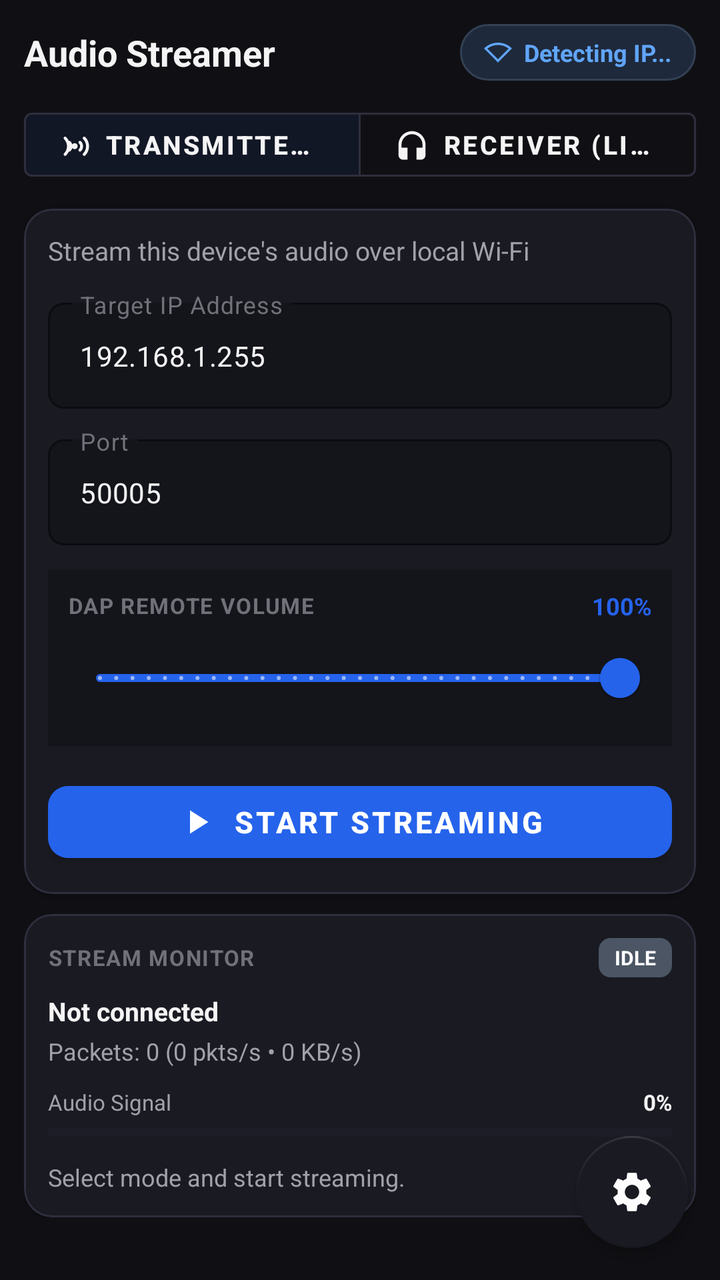
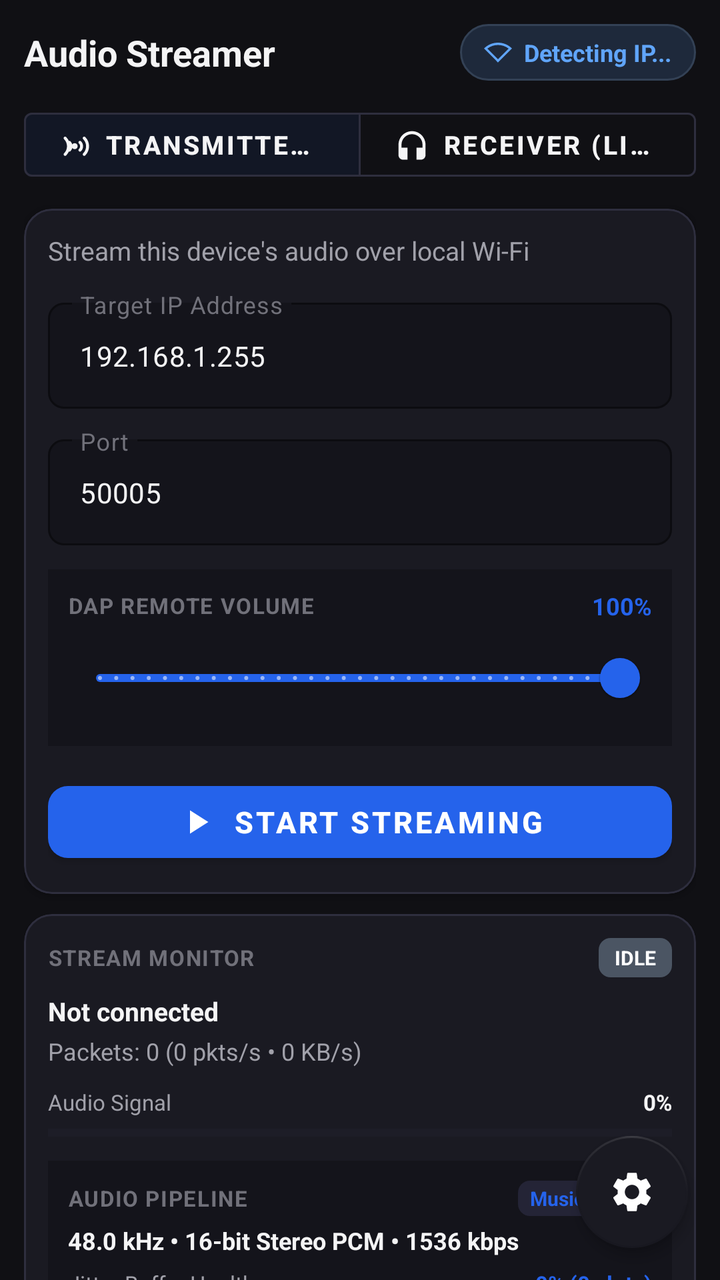

Before-and-after screenshots of an Android layout around one commit, followed by the original layout XML and the change that was made.
<!-- AndroidManifest.xml: application theme Theme.AudioStreamer -->
<!-- res/layout/activity_main.xml -->
<?xml version="1.0" encoding="utf-8"?>
<androidx.coordinatorlayout.widget.CoordinatorLayout
    xmlns:android="http://schemas.android.com/apk/res/android"
    xmlns:app="http://schemas.android.com/apk/res-auto"
    android:id="@+id/root_layout"
    android:layout_width="match_parent"
    android:layout_height="match_parent"
    android:fitsSystemWindows="true"
    android:background="@color/bg_screen">

    <ScrollView
        android:layout_width="match_parent"
        android:layout_height="match_parent"
        android:fillViewport="true"
        android:clipToPadding="false"
        android:paddingBottom="88dp"
        android:scrollbars="none">

        <LinearLayout
            android:layout_width="match_parent"
            android:layout_height="wrap_content"
            android:gravity="center_horizontal"
            android:orientation="vertical">

            <LinearLayout
                android:layout_width="match_parent"
                android:layout_height="wrap_content"
                android:maxWidth="@dimen/content_max_width"
                android:orientation="vertical"
                android:padding="@dimen/screen_padding">

                
                <LinearLayout
                    android:layout_width="match_parent"
                    android:layout_height="wrap_content"
                    android:orientation="horizontal"
                    android:gravity="center_vertical"
                    android:layout_marginBottom="@dimen/card_spacing">

                    <TextView
                        android:id="@+id/tv_title"
                        android:layout_width="0dp"
                        android:layout_height="wrap_content"
                        android:layout_weight="1"
                        android:text="@string/app_name"
                        android:textSize="@dimen/title_text_size"
                        android:textStyle="bold"
                        android:textColor="@color/text_primary" />

                    
                    <LinearLayout
                        android:id="@+id/layout_ip_pill"
                        android:layout_width="wrap_content"
                        android:layout_height="wrap_content"
                        android:orientation="horizontal"
                        android:gravity="center_vertical"
                        android:background="@drawable/bg_ip_pill"
                        android:paddingStart="12dp"
                        android:paddingEnd="12dp"
                        android:paddingTop="6dp"
                        android:paddingBottom="6dp"
                        android:clickable="true"
                        android:focusable="true">

                        <ImageView
                            android:layout_width="14dp"
                            android:layout_height="14dp"
                            android:src="@drawable/ic_wifi"
                            android:layout_marginEnd="6dp"
                            app:tint="@color/pill_text" />

                        <TextView
                            android:id="@+id/tv_header_ip"
                            android:layout_width="wrap_content"
                            android:layout_height="wrap_content"
                            android:text="Detecting IP..."
                            android:textSize="12sp"
                            android:textStyle="bold"
                            android:textColor="@color/pill_text" />
                    </LinearLayout>
                </LinearLayout>

                
                <com.google.android.material.button.MaterialButtonToggleGroup
                    android:id="@+id/toggle_mode_group"
                    android:layout_width="match_parent"
                    android:layout_height="@dimen/toggle_height"
                    android:layout_marginBottom="@dimen/card_spacing"
                    app:singleSelection="true"
                    app:selectionRequired="true"
                    app:checkedButton="@+id/btn_mode_transmitter">

                    <com.google.android.material.button.MaterialButton
                        android:id="@+id/btn_mode_transmitter"
                        style="?attr/materialButtonOutlinedStyle"
                        android:layout_width="0dp"
                        android:layout_height="match_parent"
                        android:layout_weight="1"
                        android:text="@string/mode_transmitter"
                        android:textSize="13sp"
                        android:textStyle="bold"
                        android:textColor="@color/text_primary"
                        app:strokeColor="@color/card_stroke"
                        app:icon="@drawable/ic_transmitter"
                        app:iconTint="@color/text_primary"
                        app:iconGravity="textStart"
                        app:iconPadding="6dp"
                        app:iconSize="18dp" />

                    <com.google.android.material.button.MaterialButton
                        android:id="@+id/btn_mode_receiver"
                        style="?attr/materialButtonOutlinedStyle"
                        android:layout_width="0dp"
                        android:layout_height="match_parent"
                        android:layout_weight="1"
                        android:text="@string/mode_receiver"
                        android:textSize="13sp"
                        android:textStyle="bold"
                        android:textColor="@color/text_primary"
                        app:strokeColor="@color/card_stroke"
                        app:icon="@drawable/ic_receiver"
                        app:iconTint="@color/text_primary"
                        app:iconGravity="textStart"
                        app:iconPadding="6dp"
                        app:iconSize="18dp" />
                </com.google.android.material.button.MaterialButtonToggleGroup>

                
                <com.google.android.material.card.MaterialCardView
                    android:id="@+id/card_config"
                    android:layout_width="match_parent"
                    android:layout_height="wrap_content"
                    android:layout_marginBottom="@dimen/card_spacing"
                    app:cardCornerRadius="14dp"
                    app:cardElevation="1dp"
                    app:strokeColor="@color/card_stroke"
                    app:strokeWidth="1dp"
                    app:cardBackgroundColor="@color/card_bg">

                    <LinearLayout
                        android:layout_width="match_parent"
                        android:layout_height="wrap_content"
                        android:orientation="vertical"
                        android:padding="@dimen/card_inner_padding">

                        <TextView
                            android:id="@+id/tv_mode_guide"
                            android:layout_width="match_parent"
                            android:layout_height="wrap_content"
                            android:text="Stream this device's audio over local Wi-Fi"
                            android:textSize="13sp"
                            android:textColor="@color/text_secondary"
                            android:layout_marginBottom="12dp" />

                        
                        <com.google.android.material.textfield.TextInputLayout
                            android:id="@+id/til_target_ip"
                            android:layout_width="match_parent"
                            android:layout_height="wrap_content"
                            android:layout_marginBottom="10dp"
                            android:hint="@string/target_ip_hint"
                            android:textColorHint="@color/text_hint"
                            app:hintTextColor="@color/primary"
                            app:boxBackgroundColor="@color/input_bg"
                            app:boxStrokeColor="@color/primary"
                            app:boxCornerRadiusBottomEnd="8dp"
                            app:boxCornerRadiusBottomStart="8dp"
                            app:boxCornerRadiusTopEnd="8dp"
                            app:boxCornerRadiusTopStart="8dp"
                            style="@style/Widget.MaterialComponents.TextInputLayout.OutlinedBox">

                            <com.google.android.material.textfield.TextInputEditText
                                android:id="@+id/et_target_ip"
                                android:layout_width="match_parent"
                                android:layout_height="wrap_content"
                                android:inputType="textUri"
                                android:textSize="14sp"
                                android:textColor="@color/text_primary"
                                android:textColorHint="@color/text_hint"
                                android:text="192.168.1.255" />
                        </com.google.android.material.textfield.TextInputLayout>

                        
                        <com.google.android.material.textfield.TextInputLayout
                            android:id="@+id/til_port"
                            android:layout_width="match_parent"
                            android:layout_height="wrap_content"
                            android:layout_marginBottom="12dp"
                            android:hint="@string/port_hint"
                            android:textColorHint="@color/text_hint"
                            app:hintTextColor="@color/primary"
                            app:boxBackgroundColor="@color/input_bg"
                            app:boxStrokeColor="@color/primary"
                            app:boxCornerRadiusBottomEnd="8dp"
                            app:boxCornerRadiusBottomStart="8dp"
                            app:boxCornerRadiusTopEnd="8dp"
                            app:boxCornerRadiusTopStart="8dp"
                            style="@style/Widget.MaterialComponents.TextInputLayout.OutlinedBox">

                            <com.google.android.material.textfield.TextInputEditText
                                android:id="@+id/et_port"
                                android:layout_width="match_parent"
                                android:layout_height="wrap_content"
                                android:inputType="number"
                                android:textSize="14sp"
                                android:textColor="@color/text_primary"
                                android:textColorHint="@color/text_hint"
                                android:text="50005" />
                        </com.google.android.material.textfield.TextInputLayout>

                        
                        <LinearLayout
                            android:id="@+id/layout_volume_control"
                            android:layout_width="match_parent"
                            android:layout_height="wrap_content"
                            android:orientation="vertical"
                            android:background="@color/input_bg"
                            android:padding="10dp"
                            android:layout_marginBottom="14dp">

                            <LinearLayout
                                android:layout_width="match_parent"
                                android:layout_height="wrap_content"
                                android:orientation="horizontal"
                                android:gravity="center_vertical"
                                android:layout_marginBottom="4dp">

                                <TextView
                                    android:layout_width="0dp"
                                    android:layout_height="wrap_content"
                                    android:layout_weight="1"
                                    android:text="DAP REMOTE VOLUME"
                                    android:textSize="11sp"
                                    android:textStyle="bold"
                                    android:textColor="@color/text_hint"
                                    android:letterSpacing="0.05" />

                                <TextView
                                    android:id="@+id/tv_remote_vol_label"
                                    android:layout_width="wrap_content"
                                    android:layout_height="wrap_content"
                                    android:text="100%"
                                    android:textSize="12sp"
                                    android:textStyle="bold"
                                    android:textColor="@color/primary" />
                            </LinearLayout>

                            
                            <com.google.android.material.slider.Slider
                                android:id="@+id/slider_remote_vol"
                                android:layout_width="match_parent"
                                android:layout_height="wrap_content"
                                android:valueFrom="0.0"
                                android:valueTo="100.0"
                                android:stepSize="1.0"
                                android:value="100.0"
                                app:thumbColor="@color/primary"
                                app:trackColorActive="@color/primary"
                                app:trackColorInactive="#2A2A38" />
                        </LinearLayout>

                        
                        <com.google.android.material.button.MaterialButton
                            android:id="@+id/btn_action"
                            android:layout_width="match_parent"
                            android:layout_height="@dimen/btn_height"
                            android:text="@string/start_stream"
                            android:textSize="15sp"
                            android:textStyle="bold"
                            android:textColor="@color/white"
                            app:cornerRadius="10dp"
                            app:icon="@drawable/ic_play"
                            app:iconTint="@color/white"
                            app:iconGravity="textStart"
                            app:iconPadding="8dp"
                            app:iconSize="20dp" />

                    </LinearLayout>
                </com.google.android.material.card.MaterialCardView>

                
                <com.google.android.material.card.MaterialCardView
                    android:id="@+id/card_telemetry"
                    android:layout_width="match_parent"
                    android:layout_height="wrap_content"
                    app:cardCornerRadius="14dp"
                    app:cardElevation="1dp"
                    app:strokeColor="@color/card_stroke"
                    app:strokeWidth="1dp"
                    app:cardBackgroundColor="@color/card_bg">

                    <LinearLayout
                        android:layout_width="match_parent"
                        android:layout_height="wrap_content"
                        android:orientation="vertical"
                        android:padding="@dimen/card_inner_padding">

                        
                        <LinearLayout
                            android:layout_width="match_parent"
                            android:layout_height="wrap_content"
                            android:orientation="horizontal"
                            android:gravity="center_vertical"
                            android:layout_marginBottom="8dp">

                            <TextView
                                android:layout_width="0dp"
                                android:layout_height="wrap_content"
                                android:layout_weight="1"
                                android:text="STREAM MONITOR"
                                android:textSize="11sp"
                                android:textStyle="bold"
                                android:textColor="@color/text_hint"
                                android:letterSpacing="0.05" />

                            <TextView
                                android:id="@+id/tv_badge_status"
                                android:layout_width="wrap_content"
                                android:layout_height="wrap_content"
                                android:text="IDLE"
                                android:textSize="10sp"
                                android:textStyle="bold"
                                android:paddingStart="8dp"
                                android:paddingEnd="8dp"
                                android:paddingTop="3dp"
                                android:paddingBottom="3dp"
                                android:textColor="@color/white"
                                android:background="@drawable/bg_badge"
                                android:backgroundTint="@color/status_gray" />
                        </LinearLayout>

                        
                        <TextView
                            android:id="@+id/tv_endpoint_info"
                            android:layout_width="match_parent"
                            android:layout_height="wrap_content"
                            android:text="Not connected"
                            android:textSize="13sp"
                            android:textStyle="bold"
                            android:textColor="@color/text_primary"
                            android:layout_marginBottom="3dp" />

                        
                        <TextView
                            android:id="@+id/tv_packets_stat"
                            android:layout_width="match_parent"
                            android:layout_height="wrap_content"
                            android:text="Packets: 0 (0 pkts/s • 0 KB/s)"
                            android:textSize="12sp"
                            android:textColor="@color/text_secondary"
                            android:layout_marginBottom="10dp" />

                        
                        <LinearLayout
                            android:layout_width="match_parent"
                            android:layout_height="wrap_content"
                            android:orientation="horizontal"
                            android:gravity="center_vertical"
                            android:layout_marginBottom="4dp">

                            <TextView
                                android:layout_width="0dp"
                                android:layout_height="wrap_content"
                                android:layout_weight="1"
                                android:text="Audio Signal"
                                android:textSize="11sp"
                                android:textColor="@color/text_secondary" />

                            <TextView
                                android:id="@+id/tv_audio_level_val"
                                android:layout_width="wrap_content"
                                android:layout_height="wrap_content"
                                android:text="0%"
                                android:textSize="11sp"
                                android:textStyle="bold"
                                android:textColor="@color/text_primary" />
                        </LinearLayout>

                        <ProgressBar
                            android:id="@+id/pb_audio_level"
                            style="?android:attr/progressBarStyleHorizontal"
                            android:layout_width="match_parent"
                            android:layout_height="@dimen/progress_height"
                            android:max="100"
                            android:progress="0"
                            android:progressBackgroundTint="#272732"
                            android:progressTint="@color/status_green"
                            android:layout_marginBottom="10dp" />

                        
                        <TextView
                            android:id="@+id/tv_diagnostic_tip"
                            android:layout_width="match_parent"
                            android:layout_height="wrap_content"
                            android:text="Select mode and start streaming."
                            android:textSize="12sp"
                            android:textColor="@color/text_secondary"
                            android:lineSpacingMultiplier="1.15" />

                    </LinearLayout>
                </com.google.android.material.card.MaterialCardView>

            </LinearLayout>
        </LinearLayout>
    </ScrollView>

    
    <com.google.android.material.floatingactionbutton.FloatingActionButton
        android:id="@+id/fab_settings"
        android:layout_width="wrap_content"
        android:layout_height="wrap_content"
        android:layout_gravity="bottom|end"
        android:layout_marginEnd="16dp"
        android:layout_marginBottom="16dp"
        app:srcCompat="@drawable/ic_settings"
        app:tint="@color/white"
        app:backgroundTint="@color/card_bg"
        app:rippleColor="@color/primary"
        app:borderWidth="1dp"
        app:elevation="4dp"
        android:contentDescription="Settings" />

</androidx.coordinatorlayout.widget.CoordinatorLayout>
<!-- resources referenced by this layout -->
<resources>
  <color name="bg_screen">#101014</color>
  <color name="card_bg">#1A1A22</color>
  <color name="card_stroke">#2E2E3E</color>
  <color name="input_bg">#14141B</color>
  <color name="pill_text">#60A5FA</color>
  <color name="primary">#2563EB</color>
  <color name="status_gray">#4B5563</color>
  <color name="status_green">#10B981</color>
  <color name="text_hint">#71717A</color>
  <color name="text_primary">#F4F4F5</color>
  <color name="text_secondary">#A1A1AA</color>
  <color name="white">#FFFFFFFF</color>
  <dimen name="btn_height">48dp</dimen>
  <dimen name="card_inner_padding">12dp</dimen>
  <dimen name="card_spacing">10dp</dimen>
  <dimen name="content_max_width">520dp</dimen>
  <dimen name="progress_height">8dp</dimen>
  <dimen name="screen_padding">12dp</dimen>
  <dimen name="title_text_size">18sp</dimen>
  <dimen name="toggle_height">44dp</dimen>
  <!-- drawable bg_badge (drawable) -->
  <?xml version="1.0" encoding="utf-8"?>
  <shape xmlns:android="http://schemas.android.com/apk/res/android"
      android:shape="rectangle">
      <corners android:radius="6dp" />
      <solid android:color="#757575" />
  </shape>
  <!-- drawable bg_ip_pill (drawable) -->
  <?xml version="1.0" encoding="utf-8"?>
  <shape xmlns:android="http://schemas.android.com/apk/res/android"
      android:shape="rectangle">
      <corners android:radius="20dp" />
      <solid android:color="@color/pill_bg" />
      <stroke android:width="1dp" android:color="@color/pill_stroke" />
  </shape>
  <!-- drawable ic_play (drawable) -->
  <vector xmlns:android="http://schemas.android.com/apk/res/android"
      android:width="24dp"
      android:height="24dp"
      android:viewportWidth="24"
      android:viewportHeight="24">
      <path
          android:fillColor="#FFFFFFFF"
          android:pathData="M8,5v14l11,-7z"/>
  </vector>
  <!-- drawable ic_receiver (drawable) -->
  <vector xmlns:android="http://schemas.android.com/apk/res/android"
      android:width="24dp"
      android:height="24dp"
      android:viewportWidth="24"
      android:viewportHeight="24">
      <path
          android:fillColor="#FFFFFFFF"
          android:pathData="M12,3c-4.97,0 -9,4.03 -9,9v7c0,1.66 1.34,3 3,3h3v-8L5,14v-2c0,-3.87 3.13,-7 7,-7s7,3.13 7,7v2l-4,0v8h3c1.66,0 3,-1.34 3,-3v-7c0,-4.97 -4.03,-9 -9,-9z"/>
  </vector>
  <!-- drawable ic_wifi (drawable) -->
  <vector xmlns:android="http://schemas.android.com/apk/res/android"
      android:width="24dp"
      android:height="24dp"
      android:viewportWidth="24"
      android:viewportHeight="24">
      <path
          android:fillColor="#FF1976D2"
          android:pathData="M12,4C7.31,4 3.07,5.9 0,8.98L12,21 24,8.98C20.93,5.9 16.69,4 12,4zM2.92,9.07C5.51,7.08 8.67,6 12,6s6.49,1.08 9.08,3.07L12,18.17 2.92,9.07z"/>
  </vector>
  <string name="app_name">Audio Streamer</string>
  <string name="mode_receiver">Receiver (Listen)</string>
  <string name="mode_transmitter">Transmitter (Send)</string>
  <string name="port_hint">Port</string>
  <string name="start_stream">Start Streaming</string>
  <string name="target_ip_hint">Target IP Address</string>
  <style name="Theme.AudioStreamer" parent="Theme.MaterialComponents.NoActionBar">
          <item name="colorPrimary">@color/primary</item>
          <item name="colorPrimaryVariant">@color/primary_variant</item>
          <item name="colorOnPrimary">@color/white</item>
          <item name="colorSecondary">@color/secondary</item>
          <item name="colorSecondaryVariant">@color/secondary_variant</item>
          <item name="colorOnSecondary">@color/white</item>
          <item name="android:windowBackground">@color/bg_screen</item>
          <item name="android:statusBarColor">@color/bg_screen</item>
          <item name="android:navigationBarColor">@color/bg_screen</item>
          <item name="android:windowLightStatusBar">false</item>
      </style>
  <color name="pill_bg">#1E293B</color>
  <color name="pill_stroke">#334155</color>
  <color name="primary_variant">#1D4ED8</color>
  <color name="secondary">#0D9488</color>
  <color name="secondary_variant">#0F766E</color>
  <!-- unchanged entries left out for length: 2 -->
</resources>

<!-- the commit's change to res/layout/activity_main.xml (unified diff, before → after) -->
@@ -388,6 +388,95 @@
                             android:layout_marginBottom="10dp" />
 
                         
+                        <LinearLayout
+                            android:id="@+id/layout_pipeline_details"
+                            android:layout_width="match_parent"
+                            android:layout_height="wrap_content"
+                            android:orientation="vertical"
+                            android:background="@color/input_bg"
+                            android:padding="10dp"
+                            android:layout_marginBottom="10dp">
+
+                            <LinearLayout
+                                android:layout_width="match_parent"
+                                android:layout_height="wrap_content"
+                                android:orientation="horizontal"
+                                android:gravity="center_vertical"
+                                android:layout_marginBottom="4dp">
+
+                                <TextView
+                                    android:layout_width="0dp"
+                                    android:layout_height="wrap_content"
+                                    android:layout_weight="1"
+                                    android:text="AUDIO PIPELINE"
+                                    android:textSize="11sp"
+                                    android:textStyle="bold"
+                                    android:textColor="@color/text_hint"
+                                    android:letterSpacing="0.05" />
+
+                                <TextView
+                                    android:id="@+id/tv_pipeline_profile"
+                                    android:layout_width="wrap_content"
+                                    android:layout_height="wrap_content"
+                                    android:text="Music Mode"
+                                    android:textSize="10sp"
+                                    android:textStyle="bold"
+                                    android:paddingStart="6dp"
+                                    android:paddingEnd="6dp"
+                                    android:paddingTop="2dp"
+                                    android:paddingBottom="2dp"
+                                    android:textColor="@color/primary"
+                                    android:background="@drawable/bg_badge"
+                                    android:backgroundTint="#242436" />
+                            </LinearLayout>
+
+                            <TextView
+                                android:id="@+id/tv_pipeline_format"
+                                android:layout_width="match_parent"
+                                android:layout_height="wrap_content"
+                                android:text="48.0 kHz • 16-bit Stereo PCM • 1536 kbps"
+                                android:textSize="12sp"
+                                android:textStyle="bold"
+                                android:textColor="@color/text_primary"
+                                android:layout_marginBottom="6dp" />
+
+                            <LinearLayout
+                                android:layout_width="match_parent"
+                                android:layout_height="wrap_content"
+                                android:orientation="horizontal"
+                                android:gravity="center_vertical"
+                                android:layout_marginBottom="4dp">
+
+                                <TextView
+                                    android:layout_width="0dp"
+                                    android:layout_height="wrap_content"
+                                    android:layout_weight="1"
+                                    android:text="Jitter Buffer Health"
+                                    android:textSize="11sp"
+                                    android:textColor="@color/text_secondary" />
+
+                                <TextView
+                                    android:id="@+id/tv_buffer_health_val"
+                                    android:layout_width="wrap_content"
+                                    android:layout_height="wrap_content"
+                                    android:text="0% (0 slots)"
+                                    android:textSize="11sp"
+                                    android:textStyle="bold"
+                                    android:textColor="@color/primary" />
+                            </LinearLayout>
+
+                            <ProgressBar
+                                android:id="@+id/pb_buffer_health"
+                                style="?android:attr/progressBarStyleHorizontal"
+                                android:layout_width="match_parent"
+                                android:layout_height="@dimen/progress_height"
+                                android:max="100"
+                                android:progress="0"
+                                android:progressBackgroundTint="#272732"
+                                android:progressTint="@color/primary" />
+                        </LinearLayout>
+
+                        
                         <TextView
                             android:id="@+id/tv_diagnostic_tip"
                             android:layout_width="match_parent"
